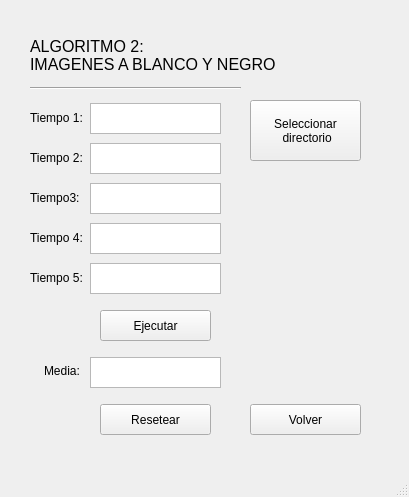
Above: practica3/ventanaimagenes.ui from ValentinUnileon/practica3Arco before the change. Below: the same form after it.
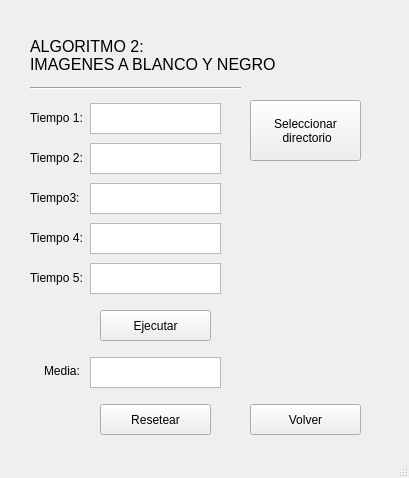
That is the form after the change.

```diff
--- a/practica3/ventanaimagenes.ui
+++ b/practica3/ventanaimagenes.ui
@@ -7,7 +7,7 @@
     <x>0</x>
     <y>0</y>
     <width>409</width>
-    <height>497</height>
+    <height>478</height>
    </rect>
   </property>
   <property name="windowTitle">
```
